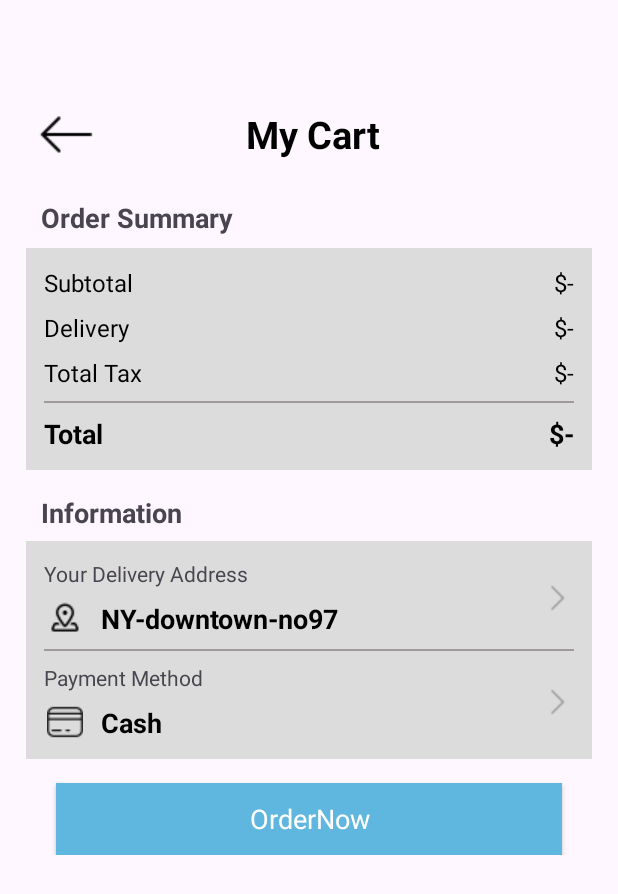
After one commit to lethanhtuan04/LayoutGiay1, an Android app: the CartActivity screen opened directly, with no data from a screen before it, on a phone screen of 412 x 824 dp. The commit adds this screen. Shown: the top 894 px of the screen. Run offline under Robolectric (Android 15) with nearby library versions, the phone set to English and light mode, and no system bars.

Commit message:
Thêm CartActivity.java, activity_cart.xml Thêm styles phần values/themes.xml

```diff
--- a/app/src/main/AndroidManifest.xml
+++ b/app/src/main/AndroidManifest.xml
@@ -8,13 +8,14 @@
         android:allowBackup="true"
         android:dataExtractionRules="@xml/data_extraction_rules"
         android:fullBackupContent="@xml/backup_rules"
-
         android:label="@string/app_name"
-
         android:supportsRtl="true"
         android:theme="@style/Theme.MyApplication"
         android:usesCleartextTraffic="true"
         tools:targetApi="31">
+        <activity
+            android:name=".CartActivity"
+            android:exported="false" />
         <activity
             android:name=".RegisterActivity"
             android:exported="true" />
--- /dev/null
+++ b/app/src/main/java/com/example/myapplication/CartActivity.java
@@ -0,0 +1,14 @@
+package com.example.myapplication;
+
+import androidx.appcompat.app.AppCompatActivity;
+
+import android.os.Bundle;
+
+public class CartActivity extends AppCompatActivity {
+
+    @Override
+    protected void onCreate(Bundle savedInstanceState) {
+        super.onCreate(savedInstanceState);
+        setContentView(R.layout.activity_cart);
+    }
+}
--- /dev/null
+++ b/app/src/main/res/layout/activity_cart.xml
@@ -0,0 +1,284 @@
+<?xml version="1.0" encoding="utf-8"?>
+<androidx.constraintlayout.widget.ConstraintLayout xmlns:android="http://schemas.android.com/apk/res/android"
+    xmlns:app="http://schemas.android.com/apk/res-auto"
+    xmlns:tools="http://schemas.android.com/tools"
+    android:layout_width="match_parent"
+    android:layout_height="match_parent"
+    tools:context=".CartActivity">
+    <ScrollView
+        android:layout_width="409dp"
+        android:layout_height="729dp"
+        android:layout_marginBottom="1dp"
+        app:layout_constraintBottom_toBottomOf="parent"
+        app:layout_constraintEnd_toEndOf="parent"
+        app:layout_constraintStart_toStartOf="parent"
+        app:layout_constraintTop_toTopOf="parent">
+
+        <LinearLayout
+            android:layout_width="match_parent"
+            android:layout_height="wrap_content"
+            android:orientation="vertical"
+            android:padding="16dp">
+
+            <LinearLayout
+                android:layout_width="match_parent"
+                android:layout_height="match_parent"
+                android:orientation="horizontal">
+
+                <ImageView
+                    android:id="@+id/imageView3"
+                    android:layout_width="wrap_content"
+                    android:layout_height="wrap_content"
+                    android:padding="2dp"
+                    android:src="@drawable/ic_arrow" />
+
+                <TextView
+                    android:id="@+id/textView"
+                    android:layout_width="wrap_content"
+                    android:layout_height="wrap_content"
+                    android:layout_gravity="center"
+                    android:layout_weight="1"
+                    android:layout_marginLeft="-50dp"
+                    android:gravity="center"
+                    android:text="My Cart"
+                    android:textAlignment="center"
+                    android:textColor="@color/black"
+                    android:textSize="25sp"
+                    android:textStyle="bold" />
+
+            </LinearLayout>
+
+            <androidx.recyclerview.widget.RecyclerView
+                android:id="@+id/view3"
+                android:layout_width="match_parent"
+                android:layout_height="match_parent" />
+
+            <TextView
+                android:id="@+id/textView1"
+                android:layout_width="match_parent"
+                android:layout_height="wrap_content"
+                android:layout_marginTop="16dp"
+                android:text="Order Summary"
+                android:textSize="18sp"
+                android:textStyle="bold"
+                android:layout_marginStart="10dp"
+                />
+
+            <androidx.constraintlayout.widget.ConstraintLayout
+                android:layout_width="match_parent"
+                android:layout_height="wrap_content"
+                android:layout_marginTop="8dp"
+                android:background="@color/lightgrey"
+                android:padding="12dp">
+
+                <TextView
+                    android:id="@+id/textView3"
+                    style="@style/textStyle"
+                    android:layout_width="wrap_content"
+                    android:layout_height="wrap_content"
+                    android:text="Subtotal"
+                    android:textSize="16sp"
+                    app:layout_constraintStart_toStartOf="parent"
+                    app:layout_constraintTop_toTopOf="parent" />
+
+                <TextView
+                    android:id="@+id/textView4"
+                    style="@style/textStyle"
+                    android:layout_width="wrap_content"
+                    android:layout_height="wrap_content"
+                    android:layout_marginTop="8dp"
+                    android:text="Delivery"
+                    app:layout_constraintStart_toStartOf="parent"
+                    app:layout_constraintTop_toBottomOf="@+id/textView3" />
+
+                <TextView
+                    android:id="@+id/textView5"
+                    style="@style/textStyle"
+                    android:layout_width="wrap_content"
+                    android:layout_height="wrap_content"
+                    android:layout_marginTop="8dp"
+                    android:text="Total Tax"
+                    app:layout_constraintStart_toStartOf="@+id/textView4"
+                    app:layout_constraintTop_toBottomOf="@+id/textView4" />
+
+                <TextView
+                    android:id="@+id/txtTotalFee"
+                    style="@style/textStyle"
+                    android:layout_width="wrap_content"
+                    android:layout_height="wrap_content"
+                    android:text="$-"
+                    app:layout_constraintEnd_toEndOf="parent"
+                    app:layout_constraintTop_toTopOf="@+id/textView3" />
+
+                <TextView
+                    android:id="@+id/txtDelivery"
+                    style="@style/textStyle"
+                    android:layout_width="wrap_content"
+                    android:layout_height="wrap_content"
+                    android:layout_marginTop="8dp"
+                    android:text="$-"
+                    app:layout_constraintEnd_toEndOf="parent"
+                    app:layout_constraintTop_toBottomOf="@+id/txtTotalFee" />
+
+                <TextView
+                    android:id="@+id/txtTax"
+                    style="@style/textStyle"
+                    android:layout_width="wrap_content"
+                    android:layout_height="wrap_content"
+                    android:layout_marginTop="8dp"
+                    android:text="$-"
+                    app:layout_constraintEnd_toEndOf="parent"
+                    app:layout_constraintTop_toBottomOf="@+id/txtDelivery" />
+
+                <View
+                    android:id="@+id/view"
+                    android:layout_width="wrap_content"
+                    android:layout_height="1dp"
+                    android:layout_margin="8dp"
+                    android:background="@color/darkgrey"
+                    app:layout_constraintEnd_toEndOf="parent"
+                    app:layout_constraintStart_toStartOf="parent"
+                    app:layout_constraintTop_toBottomOf="@+id/textView5" />
+
+                <TextView
+                    android:id="@+id/textView9"
+                    style="@style/textStyleBold"
+                    android:layout_width="wrap_content"
+                    android:layout_height="wrap_content"
+                    android:layout_marginTop="8dp"
+                    android:text="Total"
+                    app:layout_constraintBottom_toBottomOf="parent"
+                    app:layout_constraintStart_toStartOf="@+id/view"
+                    app:layout_constraintTop_toBottomOf="@+id/view"
+                    app:layout_constraintVertical_bias="0.0" />
+
+                <TextView
+                    android:id="@+id/txtTotal"
+                    style="@style/textStyleBold"
+                    android:layout_width="wrap_content"
+                    android:layout_height="wrap_content"
+                    android:text="$-"
+                    app:layout_constraintBottom_toBottomOf="@+id/textView9"
+                    app:layout_constraintEnd_toEndOf="parent"
+                    app:layout_constraintTop_toTopOf="@+id/textView9"
+                    app:layout_constraintVertical_bias="0.0" />
+            </androidx.constraintlayout.widget.ConstraintLayout>
+
+            <TextView
+                android:id="@+id/textView2"
+                android:layout_width="match_parent"
+                android:layout_height="23dp"
+                android:layout_marginTop="16dp"
+                android:layout_marginStart="10dp"
+                android:text="Information"
+                android:textSize="18sp"
+                android:textStyle="bold" />
+
+            <androidx.constraintlayout.widget.ConstraintLayout
+                android:layout_width="match_parent"
+                android:layout_height="wrap_content"
+                android:layout_marginTop="8dp"
+                android:background="@color/lightgrey"
+                android:padding="12dp">
+
+                <TextView
+                    android:id="@+id/textView11"
+                    android:layout_width="wrap_content"
+                    android:layout_height="wrap_content"
+                    android:layout_marginTop="8dp"
+                    android:text="Payment Method"
+                    app:layout_constraintStart_toStartOf="parent"
+                    app:layout_constraintTop_toBottomOf="@+id/view2" />
+
+                <TextView
+                    android:id="@+id/textView6"
+                    android:layout_width="wrap_content"
+                    android:layout_height="wrap_content"
+                    android:text="Your Delivery Address"
+                    app:layout_constraintStart_toStartOf="parent"
+                    app:layout_constraintTop_toTopOf="parent" />
+
+                <ImageView
+                    android:id="@+id/imageView"
+                    android:layout_width="wrap_content"
+                    android:layout_height="wrap_content"
+                    android:layout_marginStart="2dp"
+                    android:layout_marginTop="8dp"
+                    android:src="@drawable/ic_location"
+                    app:layout_constraintStart_toStartOf="@+id/textView6"
+                    app:layout_constraintTop_toBottomOf="@+id/textView6" />
+
+                <TextView
+                    android:id="@+id/textView7"
+                    style="@style/textStyleBold"
+                    android:layout_width="wrap_content"
+                    android:layout_height="wrap_content"
+                    android:layout_marginStart="12dp"
+                    android:layout_marginTop="8dp"
+                    android:text="NY-downtown-no97"
+                    app:layout_constraintStart_toEndOf="@+id/imageView"
+                    app:layout_constraintTop_toBottomOf="@+id/textView6" />
+
+                <View
+                    android:id="@+id/view2"
+                    android:layout_width="wrap_content"
+                    android:layout_height="1dp"
+                    android:layout_marginTop="8dp"
+                    android:background="@color/darkgrey"
+                    app:layout_constraintEnd_toEndOf="parent"
+                    app:layout_constraintStart_toStartOf="parent"
+                    app:layout_constraintTop_toBottomOf="@+id/textView7" />
+
+                <ImageView
+                    android:id="@+id/imageView2"
+                    android:layout_width="wrap_content"
+                    android:layout_height="wrap_content"
+                    android:src="@drawable/ic_arrowdetail"
+                    app:layout_constraintBottom_toBottomOf="@+id/textView7"
+                    app:layout_constraintEnd_toEndOf="parent"
+                    app:layout_constraintTop_toTopOf="@+id/textView6" />
+
+                <ImageView
+                    android:id="@+id/imageView4"
+                    android:layout_width="wrap_content"
+                    android:layout_height="wrap_content"
+                    android:layout_marginStart="2dp"
+                    android:layout_marginTop="8dp"
+                    android:src="@drawable/ic_creditcard"
+                    app:layout_constraintStart_toStartOf="@+id/textView11"
+                    app:layout_constraintTop_toBottomOf="@+id/textView11" />
+
+                <TextView
+                    android:id="@+id/textView10"
+                    style="@style/textStyleBold"
+                    android:layout_width="wrap_content"
+                    android:layout_height="wrap_content"
+                    android:layout_marginStart="12dp"
+                    android:text="Cash"
+                    app:layout_constraintStart_toEndOf="@+id/imageView4"
+                    app:layout_constraintTop_toTopOf="@+id/imageView4" />
+
+                <ImageView
+                    android:id="@+id/imageView5"
+                    android:layout_width="wrap_content"
+                    android:layout_height="wrap_content"
+                    android:src="@drawable/ic_arrowdetail"
+                    app:layout_constraintBottom_toBottomOf="@+id/textView10"
+                    app:layout_constraintEnd_toEndOf="parent"
+                    app:layout_constraintTop_toTopOf="@+id/textView11" />
+            </androidx.constraintlayout.widget.ConstraintLayout>
+            <androidx.appcompat.widget.AppCompatButton
+                android:id="@+id/btnOrder"
+                android:layout_width="match_parent"
+                android:layout_height="wrap_content"
+                android:text="OrderNow"
+                android:textSize="18sp"
+                android:textColor="@color/white"
+                android:layout_marginTop="16dp"
+                android:background="@color/blue"
+                android:layout_marginStart="20dp"
+                android:layout_marginEnd="20dp"
+                style="@android:style/Widget.Button"/>
+        </LinearLayout>
+    </ScrollView>
+</androidx.constraintlayout.widget.ConstraintLayout>
--- a/app/src/main/res/values/colors.xml
+++ b/app/src/main/res/values/colors.xml
@@ -4,4 +4,7 @@
     <color name="white">#FFFFFFFF</color>
     <color name="main_blue">#225DF4</color>
     <color name="grey">#E0DCDC</color>
+    <color name="lightgrey">#DCDCDC</color>
+    <color name="darkgrey">#A19A9A</color>
+    <color name="blue">#5FB6DE</color>
 </resources>
--- a/app/src/main/res/values/themes.xml
+++ b/app/src/main/res/values/themes.xml
@@ -4,6 +4,16 @@
         <!-- Customize your light theme here. -->
         <!-- <item name="colorPrimary">@color/my_light_primary</item> -->
     </style>
+    <style name="Theme.Cart" parent="Base.Theme.MyApplication" />
+    <style name="textStyle" parent="Widget.AppCompat.TextView">
+        <item name="android:textSize">16sp</item>
+        <item name="android:textColor">@color/black</item>
+    </style>
 
+    <style name="textStyleBold" parent="Widget.AppCompat.TextView">
+        <item name="android:textColor">@color/black</item>
+        <item name="android:textSize">18sp</item>
+        <item name="android:textStyle">bold</item>
+    </style>
     <style name="Theme.MyApplication" parent="Base.Theme.MyApplication" />
 </resources>
```
Also changed, not shown: app/src/main/res/drawable/ic_arrow.png (added), app/src/main/res/drawable/ic_arrowdetail.png (added), app/src/main/res/drawable/ic_creditcard.png (added), app/src/main/res/drawable/ic_location.png (added).
